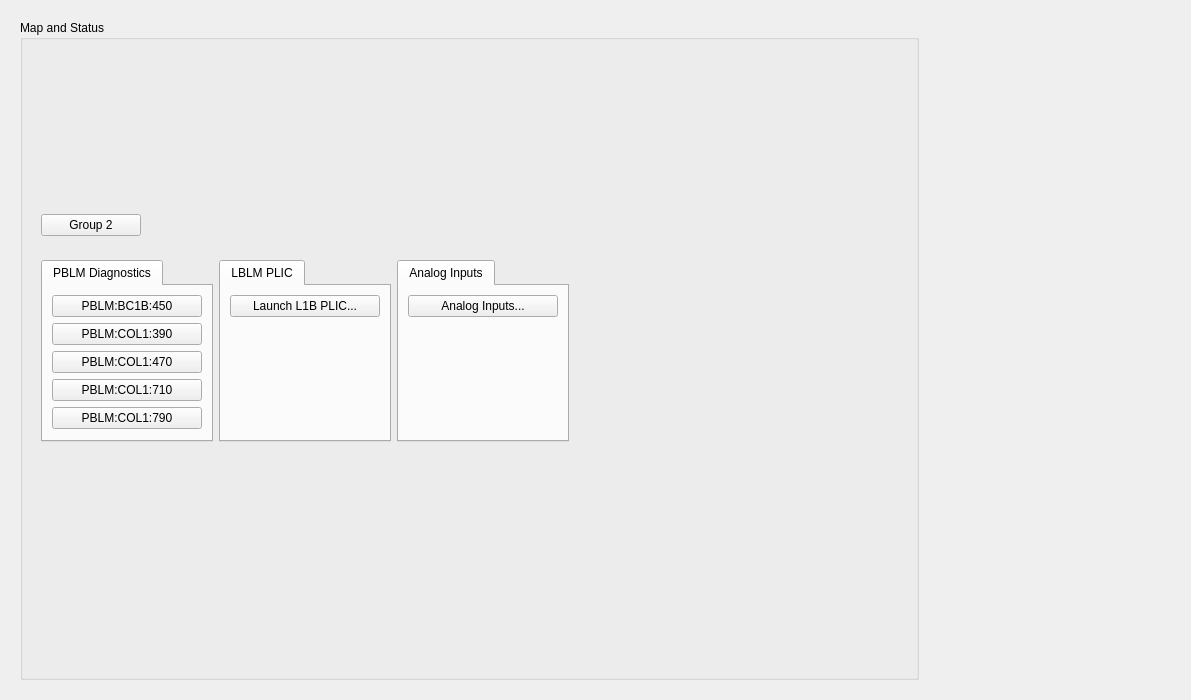
Old version of the form l1b_main.ui in the repository ad-build-test/pydm-mps.
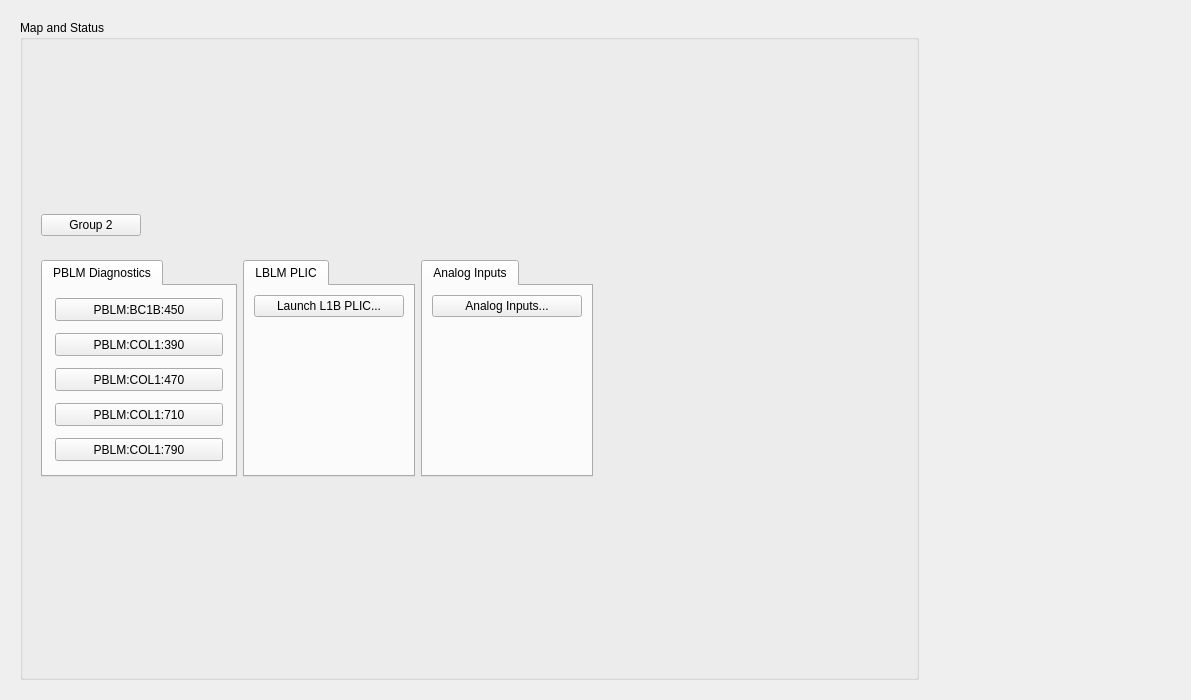
New version of the form. Custom widgets are drawn as their Qt base class.

```diff
--- a/l1b_main.ui
+++ b/l1b_main.ui
@@ -159,7 +159,7 @@
              <widget class="QTabWidget" name="tabWidget">
               <property name="maximumSize">
                <size>
-                <width>175</width>
+                <width>225</width>
                 <height>16777215</height>
                </size>
               </property>
@@ -171,43 +171,38 @@
                 <string>PBLM Diagnostics</string>
                </attribute>
                <layout class="QGridLayout" name="gridLayout">
-                <item row="0" column="0">
-                 <widget class="PyDMEDMDisplayButton" name="PyDMEDMDisplayButton">
-                  <property name="minimumSize">
-                   <size>
-                    <width>150</width>
-                    <height>20</height>
-                   </size>
-                  </property>
-                  <property name="toolTip">
-                   <string/>
-                  </property>
-                  <property name="text">
-                   <string>PBLM:BC1B:450</string>
-                  </property>
-                  <property name="filenames" stdset="0">
-                   <stringlist>
-                    <string>$EDM/bcs/bcs_pblm_status.edl</string>
-                   </stringlist>
-                  </property>
-                  <property name="titles" stdset="0">
-                   <stringlist/>
-                  </property>
-                  <property name="showIcon" stdset="0">
-                   <bool>false</bool>
-                  </property>
-                  <property name="macros" stdset="0">
-                   <stringlist>
-                    <string>BLM=PBLM:BC1B:450</string>
-                   </stringlist>
-                  </property>
-                  <property name="openInNewWindow" stdset="0">
-                   <bool>true</bool>
-                  </property>
-                 </widget>
-                </item>
                 <item row="4" column="0">
-                 <widget class="PyDMEDMDisplayButton" name="PyDMEDMDisplayButton_4">
+                 <widget class="PyDMFrame" name="PyDMFrame_4">
+                  <property name="minimumSize">
+                   <size>
+                    <width>174</width>
+                    <height>29</height>
+                   </size>
+                  </property>
+                  <property name="maximumSize">
+                   <size>
+                    <width>174</width>
+                    <height>29</height>
+                   </size>
+                  </property>
+                  <property name="toolTip">
+                   <string/>
+                  </property>
+                  <property name="alarmSensitiveBorder" stdset="0">
+                   <bool>true</bool>
+                  </property>
+                  <property name="channel" stdset="0">
+                   <string>PBLM:COL1:710:UP_TIME_SECSUM</string>
+                  </property>
+                  <widget class="PyDMEDMDisplayButton" name="PyDMEDMDisplayButton_5">
+                   <property name="geometry">
+                    <rect>
+                     <x>3</x>
+                     <y>3</y>
+                     <width>168</width>
+                     <height>23</height>
+                    </rect>
+                   </property>
                   <property name="minimumSize">
                    <size>
                     <width>150</width>
@@ -218,7 +213,7 @@
                    <string/>
                   </property>
                   <property name="text">
-                   <string>PBLM:COL1:790</string>
+                    <string>PBLM:COL1:710</string>
                   </property>
                   <property name="filenames" stdset="0">
                    <stringlist>
@@ -242,9 +237,40 @@
                    <bool>true</bool>
                   </property>
                  </widget>
+                 </widget>
                 </item>
-                <item row="2" column="0">
+                <item row="3" column="0">
+                 <widget class="PyDMFrame" name="PyDMFrame_3">
+                  <property name="minimumSize">
+                   <size>
+                    <width>174</width>
+                    <height>29</height>
+                   </size>
+                  </property>
+                  <property name="maximumSize">
+                   <size>
+                    <width>174</width>
+                    <height>29</height>
+                   </size>
+                  </property>
+                  <property name="toolTip">
+                   <string/>
+                  </property>
+                  <property name="alarmSensitiveBorder" stdset="0">
+                   <bool>true</bool>
+                  </property>
+                  <property name="channel" stdset="0">
+                   <string>PBLM:COL1:470:UP_TIME_SECSUM</string>
+                  </property>
                  <widget class="PyDMEDMDisplayButton" name="PyDMEDMDisplayButton_3">
+                   <property name="geometry">
+                    <rect>
+                     <x>3</x>
+                     <y>3</y>
+                     <width>168</width>
+                     <height>23</height>
+                    </rect>
+                   </property>
                   <property name="minimumSize">
                    <size>
                     <width>150</width>
@@ -279,9 +305,40 @@
                    <bool>true</bool>
                   </property>
                  </widget>
+                 </widget>
                 </item>
-                <item row="1" column="0">
+                <item row="2" column="0">
+                 <widget class="PyDMFrame" name="PyDMFrame_2">
+                  <property name="minimumSize">
+                   <size>
+                    <width>174</width>
+                    <height>29</height>
+                   </size>
+                  </property>
+                  <property name="maximumSize">
+                   <size>
+                    <width>174</width>
+                    <height>29</height>
+                   </size>
+                  </property>
+                  <property name="toolTip">
+                   <string/>
+                  </property>
+                  <property name="alarmSensitiveBorder" stdset="0">
+                   <bool>true</bool>
+                  </property>
+                  <property name="channel" stdset="0">
+                   <string>ca://PBLM:COL1:390:UP_TIME_SECSUM</string>
+                  </property>
                  <widget class="PyDMEDMDisplayButton" name="PyDMEDMDisplayButton_2">
+                   <property name="geometry">
+                    <rect>
+                     <x>3</x>
+                     <y>3</y>
+                     <width>168</width>
+                     <height>23</height>
+                    </rect>
+                   </property>
                   <property name="minimumSize">
                    <size>
                     <width>150</width>
@@ -314,11 +371,42 @@
                    <bool>true</bool>
                   </property>
                  </widget>
+                 </widget>
                 </item>
-                <item row="3" column="0">
-                 <widget class="PyDMEDMDisplayButton" name="PyDMEDMDisplayButton_5">
+                <item row="0" column="0">
+                 <widget class="PyDMFrame" name="PyDMFrame">
                   <property name="minimumSize">
                    <size>
+                    <width>174</width>
+                    <height>29</height>
+                   </size>
+                  </property>
+                  <property name="maximumSize">
+                   <size>
+                    <width>174</width>
+                    <height>29</height>
+                   </size>
+                  </property>
+                  <property name="toolTip">
+                   <string/>
+                  </property>
+                  <property name="alarmSensitiveBorder" stdset="0">
+                   <bool>true</bool>
+                  </property>
+                  <property name="channel" stdset="0">
+                   <string>PBLM:BC1B:450:UP_TIME_SECSUM</string>
+                  </property>
+                  <widget class="PyDMEDMDisplayButton" name="PyDMEDMDisplayButton">
+                   <property name="geometry">
+                    <rect>
+                     <x>3</x>
+                     <y>3</y>
+                     <width>168</width>
+                     <height>23</height>
+                    </rect>
+                   </property>
+                   <property name="minimumSize">
+                    <size>
                     <width>150</width>
                     <height>20</height>
                    </size>
@@ -327,7 +415,73 @@
                    <string/>
                   </property>
                   <property name="text">
-                   <string>PBLM:COL1:710</string>
+                    <string>PBLM:BC1B:450</string>
+                   </property>
+                   <property name="filenames" stdset="0">
+                    <stringlist>
+                     <string>$EDM/bcs/bcs_pblm_status.edl</string>
+                    </stringlist>
+                   </property>
+                   <property name="titles" stdset="0">
+                    <stringlist/>
+                   </property>
+                   <property name="showIcon" stdset="0">
+                    <bool>false</bool>
+                   </property>
+                   <property name="macros" stdset="0">
+                    <stringlist>
+                     <string>BLM=PBLM:BC1B:450</string>
+                    </stringlist>
+                   </property>
+                   <property name="openInNewWindow" stdset="0">
+                    <bool>true</bool>
+                   </property>
+                  </widget>
+                 </widget>
+                </item>
+                <item row="5" column="0">
+                 <widget class="PyDMFrame" name="PyDMFrame_5">
+                  <property name="minimumSize">
+                   <size>
+                    <width>174</width>
+                    <height>29</height>
+                   </size>
+                  </property>
+                  <property name="maximumSize">
+                   <size>
+                    <width>174</width>
+                    <height>29</height>
+                   </size>
+                  </property>
+                  <property name="toolTip">
+                   <string/>
+                  </property>
+                  <property name="alarmSensitiveBorder" stdset="0">
+                   <bool>true</bool>
+                  </property>
+                  <property name="channel" stdset="0">
+                   <string>PBLM:COL1:790:UP_TIME_SECSUM</string>
+                  </property>
+                  <widget class="PyDMEDMDisplayButton" name="PyDMEDMDisplayButton_4">
+                   <property name="geometry">
+                    <rect>
+                     <x>3</x>
+                     <y>3</y>
+                     <width>168</width>
+                     <height>23</height>
+                    </rect>
+                   </property>
+                   <property name="minimumSize">
+                    <size>
+                     <width>150</width>
+                     <height>20</height>
+                    </size>
+                   </property>
+                   <property name="toolTip">
+                    <string/>
+                   </property>
+                   <property name="text">
+                    <string>PBLM:COL1:790</string>
                   </property>
                   <property name="filenames" stdset="0">
                    <stringlist>
@@ -350,6 +504,7 @@
                   <property name="openInNewWindow" stdset="0">
                    <bool>true</bool>
                   </property>
+                  </widget>
                  </widget>
                 </item>
                </layout>
@@ -576,6 +731,12 @@
    <extends>QFrame</extends>
    <header>pydm.widgets.embedded_display</header>
   </customwidget>
+  <customwidget>
+   <class>PyDMFrame</class>
+   <extends>QFrame</extends>
+   <header>pydm.widgets.frame</header>
+   <container>1</container>
+  </customwidget>
   <customwidget>
    <class>PyDMRelatedDisplayButton</class>
    <extends>QPushButton</extends>
```
Left out of the diff: 4 changed lines with no effect on the pictures. Lines whose indentation alone changed are shown as unchanged.
